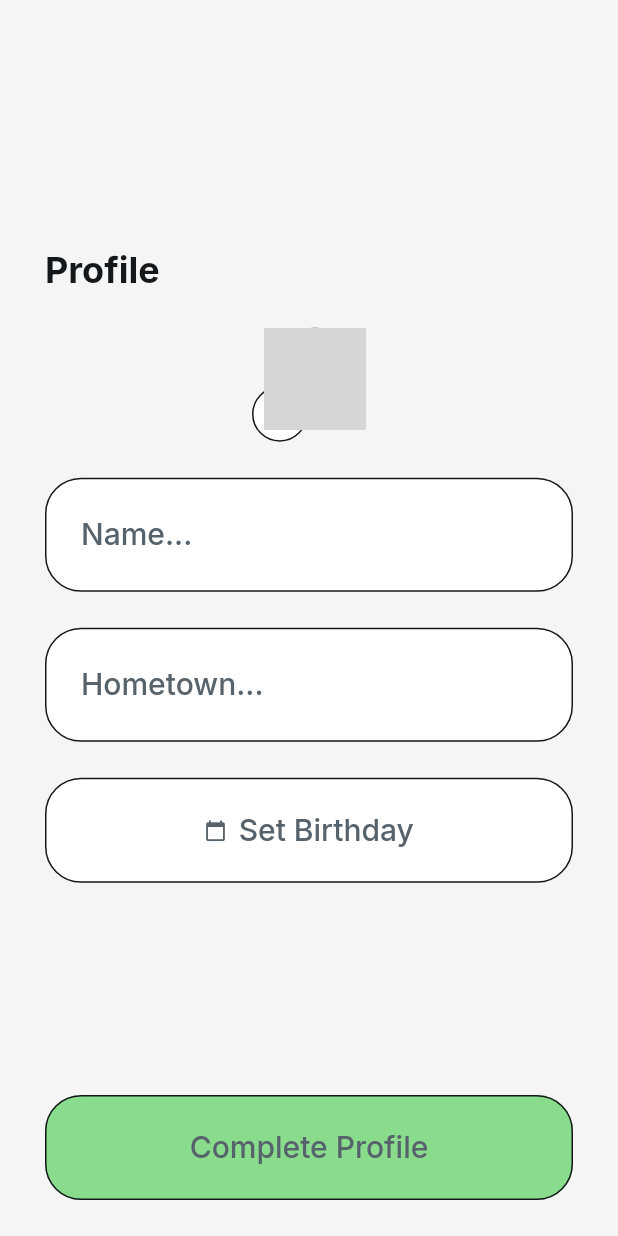
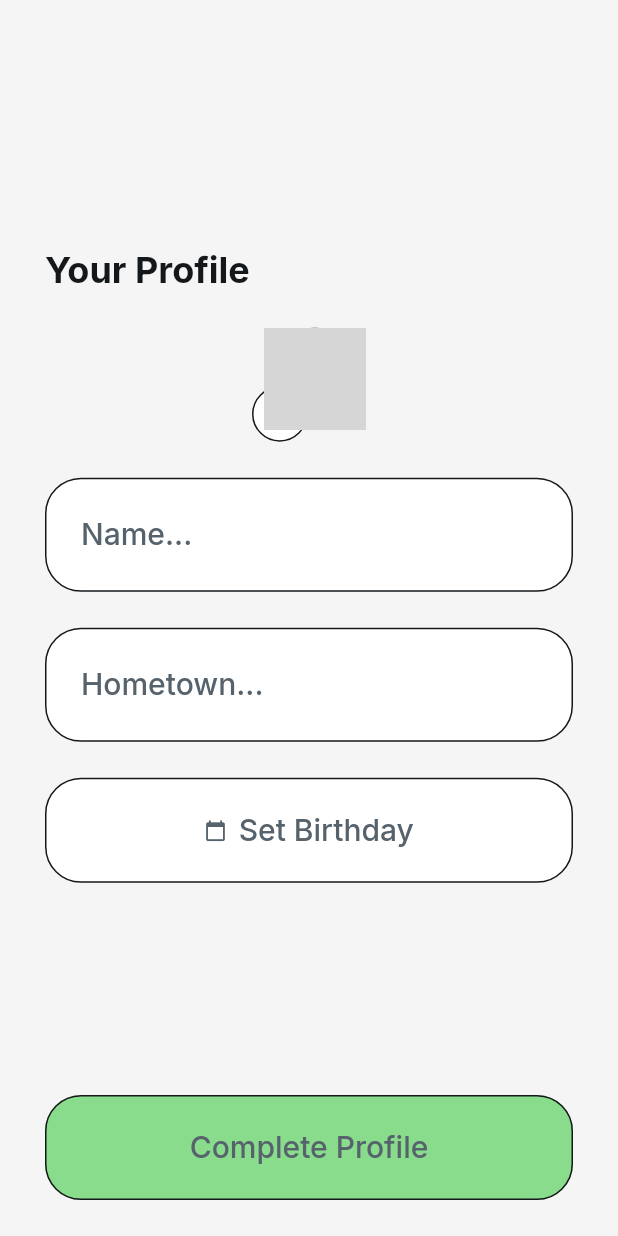
Before and after one commit to ota200/TodoApp-FlutterFlow, a Flutter app: the OnboardingWidget screen opened by its route, on a phone screen of 412 x 824 dp. Run offline on Flutter 3.47's test engine with Material 3 defaults, Android fonts, the phone set to English and light mode, and no system bars; drawn by our look-alikes of auto_size_text; our stand-ins replace cloud_firestore, easy_debounce, file_picker, firebase_auth, firebase_core, firebase_storage and 13 more; missing offline and left inert: json_path, mime_type; accounts and stored records are empty; network calls fail; grey boxes are pictures that could not be loaded.

Commit message:
Changed the header on the onboarding screen from Profile to Your Profile

```diff
--- a/lib/onboarding/onboarding_widget.dart
+++ b/lib/onboarding/onboarding_widget.dart
@@ -84,7 +84,7 @@ class _OnboardingWidgetState extends State<OnboardingWidget> {
                           mainAxisSize: MainAxisSize.max,
                           children: [
                             Text(
-                              'Profile',
+                              'Your Profile',
                               style: FlutterFlowTheme.of(context)
                                   .headlineLarge
                                   .override(
```
